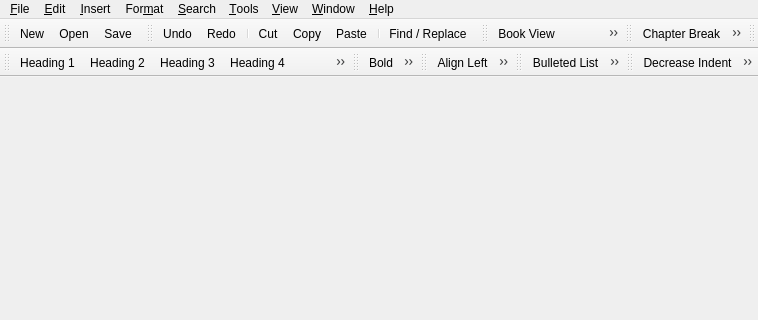
Above: src/Sigil/Form_Files/main.ui from Sigil-Ebook/Sigil before the change; both pictures show x 0 to 758 and y 0 to 320 of the 1000 by 700 pixel window. Below: the same form after it.
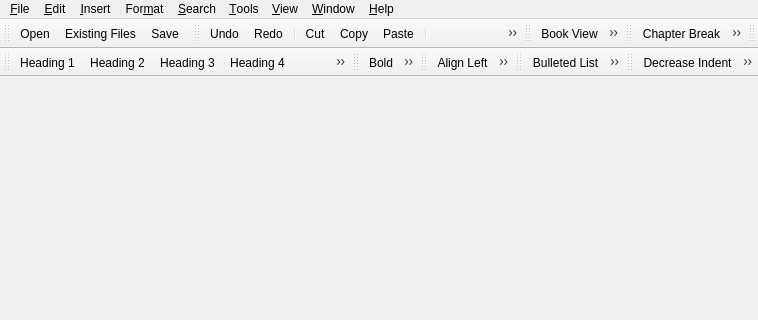
That is the form after the change. Icons and pictures are not drawn.

Commit message: Replace the "New" icon with a more frequently used "Add Existing Files" icon.

Patch:
```diff
--- a/src/Sigil/Form_Files/main.ui
+++ b/src/Sigil/Form_Files/main.ui
@@ -302,8 +302,8 @@
    <attribute name="toolBarBreak">
     <bool>false</bool>
    </attribute>
-   <addaction name="actionNew"/>
    <addaction name="actionOpen"/>
+   <addaction name="actionAddExistingFile"/>
    <addaction name="actionSave"/>
   </widget>
   <widget class="QToolBar" name="toolBarTextManip">
```
Left out of the diff: 18 changed lines with no effect on the pictures. The commit also changes 6 other files.
